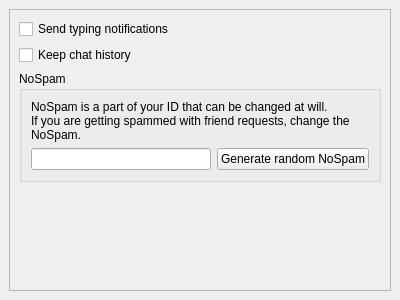
qTox/qTox, file src/widget/form/settings/privacysettings.ui: the form before one commit.
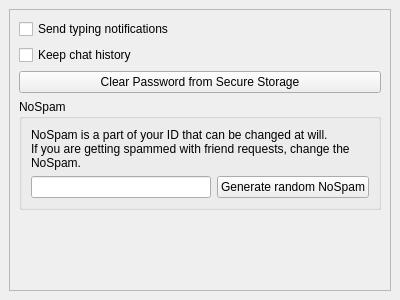
The form after the commit. Custom widgets are drawn as their Qt base class.

Commit message: feat(widget): add support for QtKeychain to store/retrieve passwords

Patch:
```diff
--- a/src/widget/form/settings/privacysettings.ui
+++ b/src/widget/form/settings/privacysettings.ui
@@ -62,6 +62,16 @@
          </property>
         </widget>
        </item>
+       <item>
+        <widget class="QPushButton" name="pbClearSecurePasswordStorage">
+         <property name="toolTip">
+          <string>Clear this profile's password from the operating system's or desktop environment's secure password storage</string>
+         </property>
+         <property name="text">
+          <string>Clear Password from Secure Storage</string>
+         </property>
+        </widget>
+       </item>
        <item alignment="Qt::AlignTop">
         <widget class="QGroupBox" name="nospamGroup">
          <property name="toolTip">
```
The commit also changes 16 other files.
